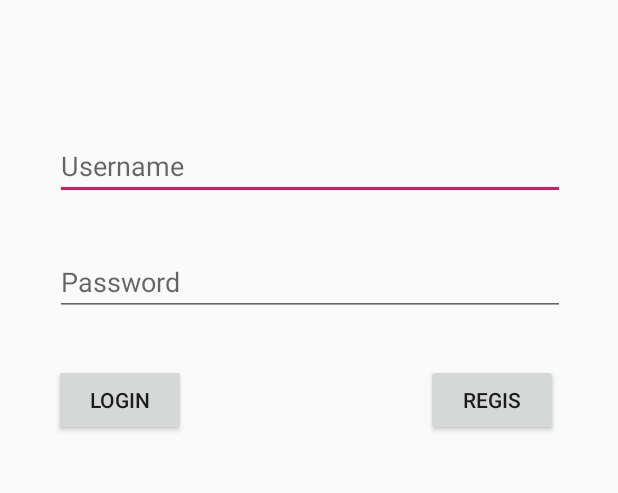
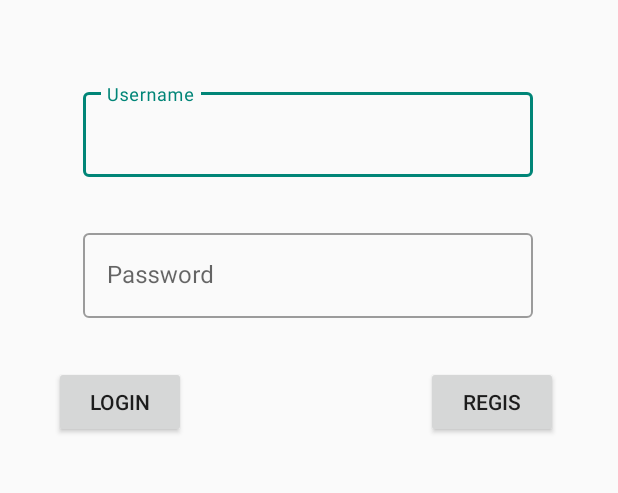
Before and after one commit to canraar07/Go_Teknisi, an Android app: the screen it shows after launch (MainActivity), on a phone screen of 412 x 824 dp, the part 482-975 px from its top. Run offline under Robolectric (Android 15) with nearby library versions, the phone set to English and light mode, and no system bars; libraries missing offline, so code that uses them is left out: com.livinglifetechway.quickpermissions_kotlin; 1 statement that could not run was skipped.

Commit message:
push new

```diff
--- a/app/src/main/res/layout/activity_main.xml
+++ b/app/src/main/res/layout/activity_main.xml
@@ -18,31 +18,46 @@
         app:srcCompat="@drawable/ic_launcher_background"
         tools:ignore="ContentDescription" />
 
-    <EditText
-        android:id="@+id/editText"
-        android:layout_width="340dp"
+    <com.google.android.material.textfield.TextInputLayout
+        android:id="@+id/textfielduser"
+        style="@style/Widget.MaterialComponents.TextInputLayout.OutlinedBox"
+        android:layout_width="300dp"
         android:layout_height="wrap_content"
-        android:layout_marginTop="88dp"
-        android:ems="10"
-        android:hint="Username"
-        android:inputType="textPersonName"
+        android:layout_marginTop="56dp"
         app:layout_constraintEnd_toEndOf="parent"
-        app:layout_constraintHorizontal_bias="0.507"
+        app:layout_constraintHorizontal_bias="0.495"
         app:layout_constraintStart_toStartOf="parent"
-        app:layout_constraintTop_toBottomOf="@+id/imageLogo" />
+        app:layout_constraintTop_toBottomOf="@+id/imageLogo"
+        tools:ignore="MissingConstraints">
 
-    <EditText
-        android:id="@+id/editText2"
-        android:layout_width="340dp"
+        <com.google.android.material.textfield.TextInputEditText
+            android:id="@+id/textusername"
+            android:layout_width="match_parent"
+            android:layout_height="wrap_content"
+            android:hint="Username"
+            android:inputType="none" />
+    </com.google.android.material.textfield.TextInputLayout>
+
+
+    <com.google.android.material.textfield.TextInputLayout
+        android:id="@+id/textfieldpassword"
+        style="@style/Widget.MaterialComponents.TextInputLayout.OutlinedBox"
+        android:layout_width="300dp"
         android:layout_height="wrap_content"
         android:layout_marginTop="32dp"
-        android:ems="10"
-        android:hint="Password"
-        android:inputType="textPassword"
         app:layout_constraintEnd_toEndOf="parent"
-        app:layout_constraintHorizontal_bias="0.507"
+        app:layout_constraintHorizontal_bias="0.495"
         app:layout_constraintStart_toStartOf="parent"
-        app:layout_constraintTop_toBottomOf="@+id/editText" />
+        app:layout_constraintTop_toBottomOf="@+id/textfielduser"
+        tools:ignore="MissingConstraints">
+
+        <com.google.android.material.textfield.TextInputEditText
+            android:id="@+id/textuserpassword"
+            android:layout_width="match_parent"
+            android:layout_height="wrap_content"
+            android:hint="Password"
+            android:inputType="none" />
+    </com.google.android.material.textfield.TextInputLayout>
 
     <Button
         android:id="@+id/bLogin"
@@ -52,7 +67,7 @@
         android:layout_marginTop="32dp"
         android:text="Login"
         app:layout_constraintStart_toStartOf="parent"
-        app:layout_constraintTop_toBottomOf="@+id/editText2" />
+        app:layout_constraintTop_toBottomOf="@+id/textfieldpassword" />
 
     <Button
         android:id="@+id/bRegis"
@@ -62,6 +77,6 @@
         android:layout_marginEnd="40dp"
         android:text="Regis"
         app:layout_constraintEnd_toEndOf="parent"
-        app:layout_constraintTop_toBottomOf="@+id/editText2" />
+        app:layout_constraintTop_toBottomOf="@+id/textfieldpassword" />
 
 </androidx.constraintlayout.widget.ConstraintLayout>
--- a/app/src/main/res/layout/regis_fragment.xml
+++ b/app/src/main/res/layout/regis_fragment.xml
@@ -6,7 +6,6 @@
     android:layout_width="match_parent"
     android:layout_height="match_parent"
     tools:context=".ui.regis.RegisFragment">
-
     <com.google.android.material.textfield.TextInputLayout
         android:id="@+id/textfieldname"
         android:layout_width="300dp"
@@ -26,6 +25,7 @@
             android:inputType="none"
             android:hint="Name" />
     </com.google.android.material.textfield.TextInputLayout>
+
 
 
     <com.google.android.material.textfield.TextInputLayout
```
